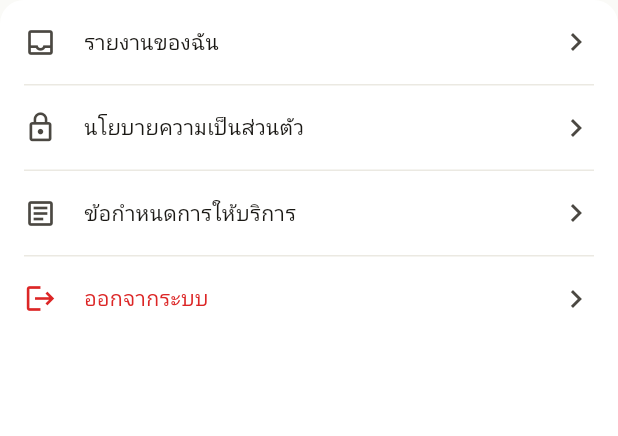
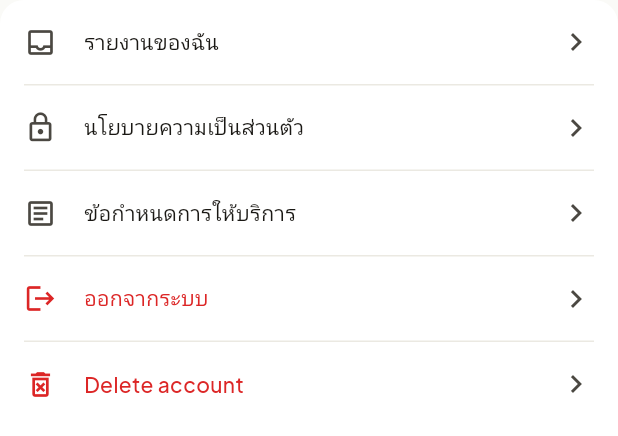
Before and after one commit to CSC234-UserCenteredMobileApp/ScamReport, a Flutter app: the _AccountSection widget shown alone on an empty page, opened directly with empty values, on a phone screen of 412 x 824 dp. Shown: the top 436 px of the screen. Run offline on Flutter 3.47's test engine with Material 3 defaults, Android fonts, the phone set to English and light mode, and no system bars; our stand-ins replace cloud_firestore, drift, firebase_analytics, firebase_auth, firebase_core, firebase_crashlytics and 10 more; accounts and stored records are empty; generated files the repository leaves out were written again; network calls fail.

Commit message:
feat(mobile): settings delete-account + admin announcements tile
- Add AccountApi with requestDeletion/cancelDeletion HTTP calls
- Add accountApiProvider, DeleteAccountNotifier, deleteAccountProvider
- Add _DeleteAccountTile (danger zone, bottom of account section)
- Add Manage Announcements tile for admin users only
- Remove bottom radius from _SignOutTile; bottom radius moved to _DeleteAccountTile

Co-Authored-By: Claude Sonnet 4.6 <noreply@anthropic.com>

```diff
--- a/apps/mobile/lib/features/settings/presentation/settings_screen.dart
+++ b/apps/mobile/lib/features/settings/presentation/settings_screen.dart
@@ -158,7 +158,17 @@ class _AccountSection extends StatelessWidget {
           ),
           if (!isGuest) ...[
             const Divider(height: 1, indent: 16, endIndent: 16),
+            if (user!.isAdmin) ...[
+              _NavTile(
+                icon: Icons.campaign_outlined,
+                title: 'Manage Announcements',
+                onTap: () => context.push('/admin/announcements'),
+              ),
+              const Divider(height: 1, indent: 16, endIndent: 16),
+            ],
             const _SignOutTile(),
+            const Divider(height: 1, indent: 16, endIndent: 16),
+            const _DeleteAccountTile(),
           ],
         ],
       ),
@@ -217,9 +227,7 @@ class _SignOutTile extends StatelessWidget {
     final verdict = Theme.of(context).extension<VerdictPalette>()!;
 
     return ClipRRect(
-      borderRadius: const BorderRadius.vertical(
-        bottom: Radius.circular(16),
-      ),
+      borderRadius: BorderRadius.zero,
       child: ListTile(
         leading: Icon(Icons.logout, color: verdict.scam.accent, size: 22),
         title: Text(
@@ -264,3 +272,70 @@ class _SignOutTile extends StatelessWidget {
     );
   }
 }
+
+class _DeleteAccountTile extends ConsumerWidget {
+  const _DeleteAccountTile();
+
+  @override
+  Widget build(BuildContext context, WidgetRef ref) {
+    final cs = Theme.of(context).colorScheme;
+    final verdict = Theme.of(context).extension<VerdictPalette>()!;
+
+    return ClipRRect(
+      borderRadius: const BorderRadius.vertical(
+        bottom: Radius.circular(16),
+      ),
+      child: ListTile(
+        leading: Icon(
+          Icons.delete_forever_outlined,
+          color: verdict.scam.accent,
+          size: 22,
+        ),
+        title: Text(
+          'Delete account',
+          style: Theme.of(context).textTheme.bodyMedium?.copyWith(
+                color: verdict.scam.accent,
+                fontWeight: FontWeight.w500,
+              ),
+        ),
+        trailing: Icon(Icons.chevron_right, color: cs.onSurfaceVariant),
+        onTap: () => _showDeleteDialog(context, ref),
+        contentPadding: const EdgeInsets.symmetric(horizontal: 16),
+      ),
+    );
+  }
+
+  void _showDeleteDialog(BuildContext context, WidgetRef ref) {
+    showDialog<void>(
+      context: context,
+      builder: (ctx) => AlertDialog(
+        title: const Text('Delete account?'),
+        content: const Text(
+          'Your account will be permanently deleted after 7 days. '
+          'All your reports and data will be lost.\n\n'
+          'You will be signed out immediately.',
+        ),
+        actions: [
+          TextButton(
+            onPressed: () => Navigator.of(ctx).pop(),
+            child: const Text('Cancel'),
+          ),
+          FilledButton(
+            onPressed: () async {
+              Navigator.of(ctx).pop();
+              await ref
+                  .read(deleteAccountProvider.notifier)
+                  .requestDeletion();
+              // _AuthRefreshNotifier in app_router handles redirect to /login
+            },
+            style: FilledButton.styleFrom(
+              backgroundColor:
+                  Theme.of(ctx).extension<VerdictPalette>()!.scam.accent,
+            ),
+            child: const Text('Delete account'),
+          ),
+        ],
+      ),
+    );
+  }
+}
```
Also changed, not shown: apps/mobile/lib/features/settings/data/account_api.dart (added, +47 -0 lines), apps/mobile/lib/features/settings/presentation/settings_providers.dart (+29 -0 lines).
